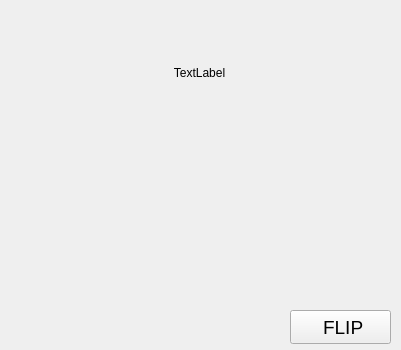
This is app/modules/ui/flashcard_widget.ui in DelevoXDG/FlashcardMaster as Qt 5 draws it before an edit. The edited form follows.
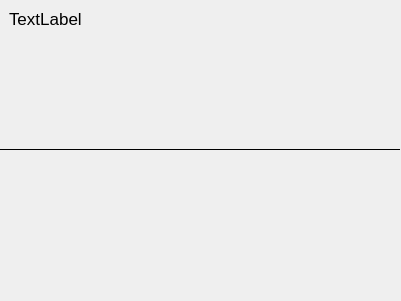
This is the edited form. Icons and pictures are not drawn.

Commit message: Graphical study widget changes, moved flip button, added icons

```diff
--- a/app/modules/ui/flashcard_widget.ui
+++ b/app/modules/ui/flashcard_widget.ui
@@ -7,7 +7,7 @@
     <x>0</x>
     <y>0</y>
     <width>401</width>
-    <height>350</height>
+    <height>301</height>
    </rect>
   </property>
   <property name="windowTitle">
@@ -25,48 +25,49 @@
    <layout class="QVBoxLayout" name="layout">
     <item>
      <widget class="QLabel" name="question_label">
+      <property name="font">
+       <font>
+        <pointsize>13</pointsize>
+       </font>
+      </property>
       <property name="text">
        <string>TextLabel</string>
       </property>
       <property name="alignment">
-       <set>Qt::AlignCenter</set>
+       <set>Qt::AlignLeading|Qt::AlignLeft|Qt::AlignTop</set>
       </property>
+      <property name="margin">
+       <number>0</number>
+      </property>
+      <property name="indent">
+       <number>10</number>
+      </property>
      </widget>
     </item>
     <item>
-     <widget class="QWidget" name="answer_widget" native="true"/>
+     <widget class="Line" name="line">
+      <property name="frameShadow">
+       <enum>QFrame::Plain</enum>
+      </property>
+      <property name="lineWidth">
+       <number>1</number>
+      </property>
+      <property name="orientation">
+       <enum>Qt::Horizontal</enum>
+      </property>
+     </widget>
+    </item>
+    <item>
+     <widget class="QWidget" name="answer_widget" native="true">
+      <property name="font">
+       <font>
+        <pointsize>13</pointsize>
+       </font>
+      </property>
+     </widget>
     </item>
    </layout>
   </widget>
-  <widget class="QPushButton" name="flip_button">
-   <property name="geometry">
-    <rect>
-     <x>290</x>
-     <y>310</y>
-     <width>101</width>
-     <height>34</height>
-    </rect>
-   </property>
-   <property name="font">
-    <font>
-     <pointsize>14</pointsize>
-     <bold>false</bold>
-    </font>
-   </property>
-   <property name="text">
-    <string> FLIP</string>
-   </property>
-   <property name="icon">
-    <iconset>
-     <normaloff>../../assets/visible.png</normaloff>../../assets/visible.png</iconset>
-   </property>
-   <property name="iconSize">
-    <size>
-     <width>24</width>
-     <height>24</height>
-    </size>
-   </property>
-  </widget>
  </widget>
  <resources/>
  <connections/>
```
The commit also changes 13 other files.
